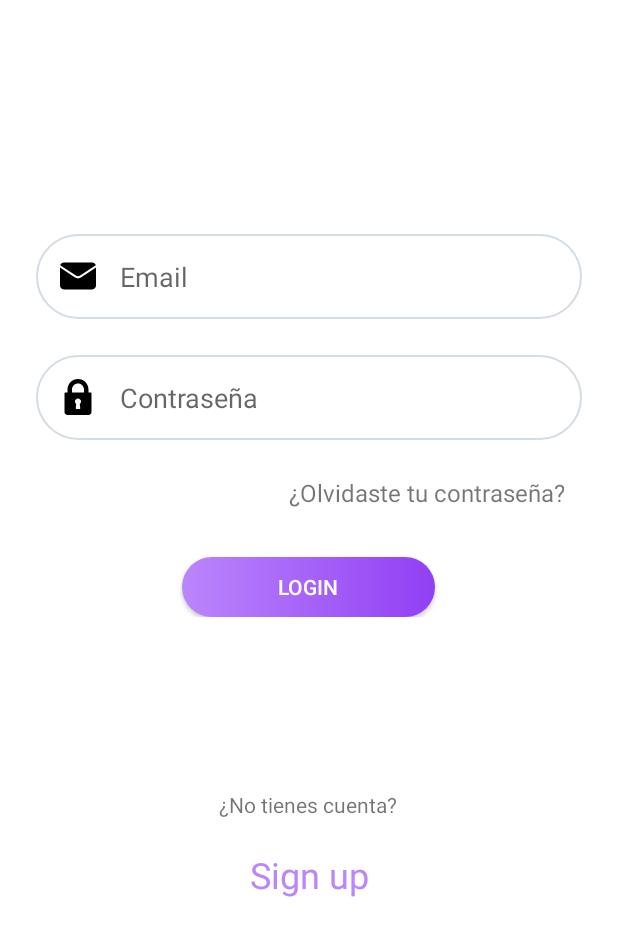
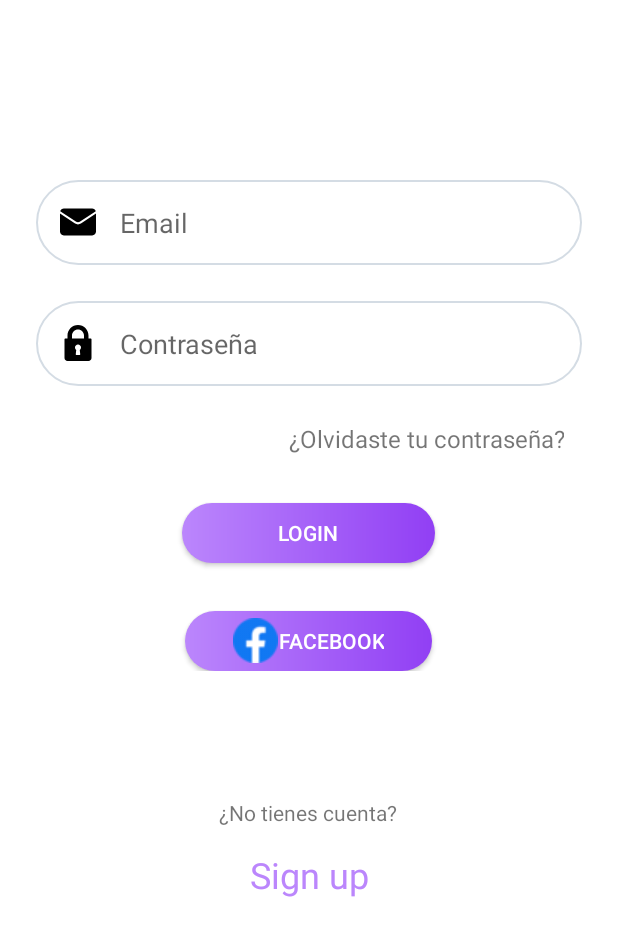
Before and after one commit to S4ND1X/AtomicTracker, an Android app: the screen it shows after launch (SignInActivity), on a phone screen of 412 x 824 dp, the part 295-1236 px from its top. Run offline under Robolectric (Android 15) with nearby library versions, the phone set to English and light mode, and no system bars; our stand-ins replace Firebase (no records; nobody signed in at launch, a user with empty details on screens opened directly); libraries missing offline, so code that uses them is left out: com.facebook, com.facebook.login.

Commit message:
add facebook login done

```diff
--- a/app/build.gradle
+++ b/app/build.gradle
@@ -64,5 +64,10 @@ dependencies {
     //Notification
     implementation "androidx.core:core-ktx:1.7.0"
 
+    //Facebook
+    implementation 'com.facebook.android:facebook-android-sdk:[4,5)'
+    // Browser support
+    implementation "androidx.browser:browser:1.4.0"
+
 
 }
--- a/app/src/main/java/com/example/atomictracker/MainActivity.kt
+++ b/app/src/main/java/com/example/atomictracker/MainActivity.kt
@@ -28,5 +28,10 @@ class MainActivity : AppCompatActivity() {
             startActivity(intent)
         }
 
+        binding.profileBtn.setOnClickListener {
+            val intent = Intent(this, UserProfileActivity::class.java)
+            startActivity(intent)
+        }
+
     }
 }
--- a/app/src/main/java/com/example/atomictracker/SignInActivity.kt
+++ b/app/src/main/java/com/example/atomictracker/SignInActivity.kt
@@ -1,11 +1,19 @@
 package com.example.atomictracker
 
 import android.content.Intent
-import androidx.appcompat.app.AppCompatActivity
 import android.os.Bundle
 import android.util.Log
 import android.widget.Toast
+import androidx.appcompat.app.AppCompatActivity
 import com.example.atomictracker.databinding.ActivitySignInBinding
+import com.facebook.CallbackManager
+import com.facebook.FacebookCallback
+import com.facebook.FacebookException
+import com.facebook.login.Login
+import com.facebook.login.LoginBehavior
+import com.facebook.login.LoginManager
+import com.facebook.login.LoginResult
+import com.google.firebase.auth.FacebookAuthProvider
 import com.google.firebase.auth.FirebaseAuth
 import com.google.firebase.auth.ktx.auth
 import com.google.firebase.ktx.Firebase
@@ -13,6 +21,8 @@ import com.google.firebase.ktx.Firebase
 class SignInActivity : AppCompatActivity() {
     private lateinit var auth: FirebaseAuth
     private lateinit var binding: ActivitySignInBinding
+
+    private val callbackManager = CallbackManager.Factory.create()
 
     override fun onCreate(savedInstanceState: Bundle?) {
         super.onCreate(savedInstanceState)
@@ -24,7 +34,7 @@ class SignInActivity : AppCompatActivity() {
         // Initialize Firebase Auth
         auth = Firebase.auth
 
-        binding.signInAppCompatButton.setOnClickListener{
+        binding.signInAppCompatButton.setOnClickListener {
             val mEmail = binding.emailEditText.text.toString()
             val mPassword = binding.passwordEditText.text.toString()
 
@@ -39,6 +49,46 @@ class SignInActivity : AppCompatActivity() {
                     SignIn(mEmail, mPassword)
                 }
             }
+        }
+
+        binding.signInFacebook.setOnClickListener {
+
+            LoginManager.getInstance().logInWithReadPermissions(this, listOf("email"))
+
+            LoginManager.getInstance().registerCallback(callbackManager,
+                object : FacebookCallback<LoginResult> {
+                    override fun onSuccess(result: LoginResult?) {
+                        result?.let {
+                            val token = it.accessToken
+
+                            val credential = FacebookAuthProvider.getCredential(token.token)
+
+                            auth.signInWithCredential(credential)
+                                .addOnCompleteListener {
+                                    if (it.isSuccessful) {
+
+                                        reload()
+                                    } else {
+                                        Toast.makeText(
+                                            baseContext,
+                                            "Ocurrio un error, vuelva a intentar",
+                                            Toast.LENGTH_SHORT
+                                        ).show()
+                                    }
+                                }
+                        }
+                    }
+
+                    override fun onCancel() {
+                        TODO("Not yet implemented")
+                    }
+
+                    override fun onError(error: FacebookException?) {
+                        if (error != null) {
+                            Toast.makeText(baseContext, error.message, Toast.LENGTH_SHORT).show()
+                        }
+                    }
+                })
         }
 
         /**
@@ -66,11 +116,11 @@ class SignInActivity : AppCompatActivity() {
     public override fun onStart() {
         super.onStart()
         val currentUser = auth.currentUser
-        if(currentUser != null){
+        if (currentUser != null) {
             // If email is verified then load main activity if not then load CheckEmailActivity
-            if(currentUser.isEmailVerified){
+            if (currentUser.isEmailVerified) {
                 reload()
-            }else{
+            } else {
                 val intent = Intent(this, CheckEmailActivity::class.java)
                 startActivity(intent)
             }
@@ -82,7 +132,7 @@ class SignInActivity : AppCompatActivity() {
      * @param password obtained from ui
      * If SignIn successful then load MainActivity
      */
-    private fun SignIn(email: String, password: String){
+    private fun SignIn(email: String, password: String) {
         auth.signInWithEmailAndPassword(email, password)
             .addOnCompleteListener(this) { task ->
                 if (task.isSuccessful) {
@@ -91,8 +141,10 @@ class SignInActivity : AppCompatActivity() {
                     reload()
                 } else {
                     Log.w("TAG", "signInWithEmail:failure", task.exception)
-                    Toast.makeText(baseContext, "Authentication failed.",
-                        Toast.LENGTH_SHORT).show()
+                    Toast.makeText(
+                        baseContext, "Authentication failed.",
+                        Toast.LENGTH_SHORT
+                    ).show()
                 }
             }
     }
@@ -101,8 +153,14 @@ class SignInActivity : AppCompatActivity() {
     /**
      *
      */
-    private fun reload(){
+    private fun reload() {
         val intent = Intent(this, MainActivity::class.java)
         this.startActivity(intent)
     }
+
+
+    override fun onActivityResult(requestCode: Int, resultCode: Int, data: Intent?) {
+        super.onActivityResult(requestCode, resultCode, data)
+        callbackManager.onActivityResult(requestCode, resultCode, data)
+    }
 }
--- a/app/src/main/java/com/example/atomictracker/UserProfileActivity.kt
+++ b/app/src/main/java/com/example/atomictracker/UserProfileActivity.kt
@@ -9,6 +9,7 @@ import android.widget.Toast
 import com.bumptech.glide.Glide
 
 import com.example.atomictracker.databinding.ActivityUserProfileBinding
+import com.facebook.login.LoginManager
 import com.google.firebase.auth.FirebaseAuth
 import com.google.firebase.auth.ktx.auth
 import com.google.firebase.auth.ktx.userProfileChangeRequest
@@ -110,6 +111,7 @@ class UserProfileActivity : AppCompatActivity() {
 
     private fun signOut(){
         Firebase.auth.signOut()
+        LoginManager.getInstance().logOut()
         val intent = Intent(this, SignInActivity::class.java)
         startActivity(intent)
     }
--- a/app/src/main/res/layout/activity_sign_in.xml
+++ b/app/src/main/res/layout/activity_sign_in.xml
@@ -103,6 +103,20 @@
             android:paddingRight="64dp"
             android:text="@string/login"
             android:textColor="@color/white" />
+
+        <androidx.appcompat.widget.AppCompatButton
+            android:id="@+id/signInFacebook"
+            android:layout_width="wrap_content"
+            android:layout_height="40dp"
+            android:layout_marginTop="32dp"
+            android:background="@drawable/ic_button"
+            android:drawableStart="@drawable/facebook"
+            android:paddingLeft="32dp"
+            android:paddingRight="32dp"
+            android:text="@string/facebook"
+            android:textAlignment="textEnd"
+            android:textColor="@color/white" />
+
     </LinearLayout>
 
     <LinearLayout
--- a/app/src/main/res/values/strings.xml
+++ b/app/src/main/res/values/strings.xml
@@ -49,4 +49,8 @@
     <string name="habit_list">Lista de Habitos</string>
     <string name="detalles">Detalles</string>
     <string name="na">No Disponible</string>
+    <string name="facebook">Facebook</string>
+    <string name="facebook_app_id">438600157805878</string> <string name="fb_login_protocol_scheme">fb438600157805878</string>
+    <string name="profile_btn">Ver Perfil</string>
+
 </resources>
```
Also changed, not shown: app/src/main/AndroidManifest.xml (+39 -0 lines), app/src/main/res/layout/activity_main.xml (+11 -0 lines), app/src/main/res/drawable/facebook.png (added), app/src/main/res/drawable/google.png (added).
